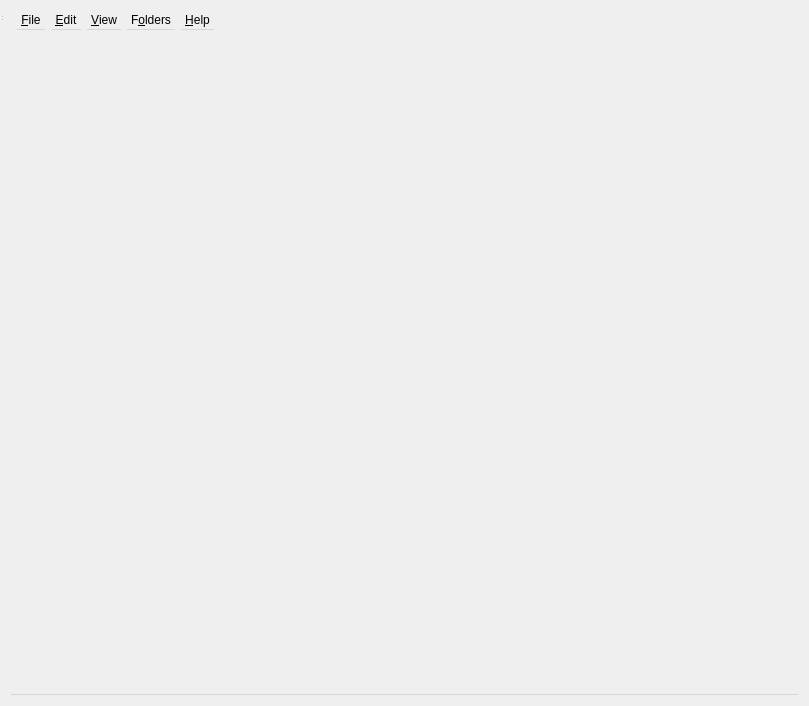
Before: the Qt Designer form src/instance.ui in xgui4/LCE-Qt-Launcher, drawn with Qt 5.
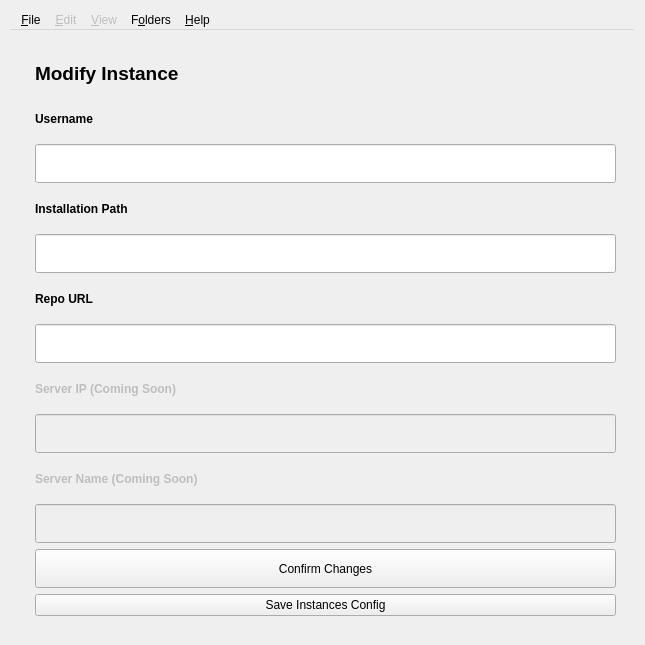
After: the same form once the commit is applied. Icons and pictures are not drawn.

Commit message: updated instance editor and menu

Diff of the .ui file:
```diff
--- a/src/instance.ui
+++ b/src/instance.ui
@@ -6,8 +6,8 @@
    <rect>
     <x>0</x>
     <y>0</y>
-    <width>809</width>
-    <height>706</height>
+    <width>645</width>
+    <height>645</height>
    </rect>
   </property>
   <property name="windowTitle">
@@ -18,7 +18,7 @@
     <normaloff>:/assets/app.ico</normaloff>:/assets/app.ico</iconset>
   </property>
   <layout class="QGridLayout" name="gridLayout">
-   <item row="0" column="0">
+   <item row="0" column="0" colspan="2">
     <widget class="QMenuBar" name="menuBar">
      <widget class="QMenu" name="fileMenu">
       <property name="title">
@@ -44,6 +44,9 @@
       <addaction name="actionCloseWindow"/>
      </widget>
      <widget class="QMenu" name="editMenu">
+      <property name="enabled">
+       <bool>false</bool>
+      </property>
       <property name="title">
        <string>&amp;Edit</string>
       </property>
@@ -53,6 +56,9 @@
       <addaction name="actionUndoTrashInstance"/>
      </widget>
      <widget class="QMenu" name="viewMenu">
+      <property name="enabled">
+       <bool>false</bool>
+      </property>
       <property name="title">
        <string>&amp;View</string>
       </property>
@@ -104,44 +110,192 @@
      <addaction name="helpMenu"/>
     </widget>
    </item>
+   <item row="1" column="1">
+    <widget class="QWidget" name="ModifyInstance" native="true">
+     <property name="sizePolicy">
+      <sizepolicy hsizetype="Expanding" vsizetype="Expanding">
+       <horstretch>1</horstretch>
+       <verstretch>1</verstretch>
+      </sizepolicy>
+     </property>
+     <layout class="QHBoxLayout" name="horizontalLayout_3">
+      <item>
+       <widget class="QFrame" name="mdoifyInstanceFrame_2">
+        <property name="sizePolicy">
+         <sizepolicy hsizetype="Expanding" vsizetype="Expanding">
+          <horstretch>1</horstretch>
+          <verstretch>1</verstretch>
+         </sizepolicy>
+        </property>
+        <layout class="QVBoxLayout" name="verticalLayout">
+         <item>
+          <widget class="QLabel" name="modifyInstancSectionLabel_2">
+           <property name="font">
+            <font>
+             <pointsize>14</pointsize>
+             <bold>true</bold>
+            </font>
+           </property>
+           <property name="text">
+            <string>Modify Instance</string>
+           </property>
+          </widget>
+         </item>
+         <item>
+          <widget class="QLabel" name="usernameInputBoxLabel_2">
+           <property name="sizePolicy">
+            <sizepolicy hsizetype="Preferred" vsizetype="Preferred">
+             <horstretch>0</horstretch>
+             <verstretch>0</verstretch>
+            </sizepolicy>
+           </property>
+           <property name="font">
+            <font>
+             <bold>true</bold>
+            </font>
+           </property>
+           <property name="text">
+            <string>Username</string>
+           </property>
+          </widget>
+         </item>
+         <item>
+          <widget class="QLineEdit" name="usernameInputBox_2">
+           <property name="sizePolicy">
+            <sizepolicy hsizetype="Preferred" vsizetype="Preferred">
+             <horstretch>0</horstretch>
+             <verstretch>0</verstretch>
+            </sizepolicy>
+           </property>
+          </widget>
+         </item>
+         <item>
+          <widget class="QLabel" name="pathInputBoxLabel_2">
+           <property name="font">
+            <font>
+             <bold>true</bold>
+            </font>
+           </property>
+           <property name="text">
+            <string>Installation Path</string>
+           </property>
+          </widget>
+         </item>
+         <item>
+          <widget class="QLineEdit" name="pathInputBox_2">
+           <property name="sizePolicy">
+            <sizepolicy hsizetype="Preferred" vsizetype="Preferred">
+             <horstretch>0</horstretch>
+             <verstretch>0</verstretch>
+            </sizepolicy>
+           </property>
+          </widget>
+         </item>
+         <item>
+          <widget class="QLabel" name="repoURKLabel_2">
+           <property name="font">
+            <font>
+             <bold>true</bold>
+            </font>
+           </property>
+           <property name="text">
+            <string>Repo URL</string>
+           </property>
+          </widget>
+         </item>
+         <item>
+          <widget class="QLineEdit" name="repoURLInputBox_2">
+           <property name="sizePolicy">
+            <sizepolicy hsizetype="Preferred" vsizetype="Preferred">
+             <horstretch>0</horstretch>
+             <verstretch>0</verstretch>
+            </sizepolicy>
+           </property>
+          </widget>
+         </item>
+         <item>
+          <widget class="QLabel" name="serverIPInputBoxLabel_2">
+           <property name="enabled">
+            <bool>false</bool>
+           </property>
+           <property name="font">
+            <font>
+             <bold>true</bold>
+            </font>
+           </property>
+           <property name="text">
+            <string>Server IP (Coming Soon)</string>
+           </property>
+          </widget>
+         </item>
+         <item>
+          <widget class="QLineEdit" name="serverIPInputBox_2">
+           <property name="enabled">
+            <bool>false</bool>
+           </property>
+           <property name="sizePolicy">
+            <sizepolicy hsizetype="Preferred" vsizetype="Preferred">
+             <horstretch>0</horstretch>
+             <verstretch>0</verstretch>
+            </sizepolicy>
+           </property>
+          </widget>
+         </item>
+         <item>
+          <widget class="QLabel" name="serverNameInputBoxLabel_2">
+           <property name="enabled">
+            <bool>false</bool>
+           </property>
+           <property name="font">
+            <font>
+             <bold>true</bold>
+            </font>
+           </property>
+           <property name="text">
+            <string>Server Name (Coming Soon)</string>
+           </property>
+          </widget>
+         </item>
+         <item>
+          <widget class="QLineEdit" name="serverNameInputBox_2">
+           <property name="enabled">
+            <bool>false</bool>
+           </property>
+           <property name="sizePolicy">
+            <sizepolicy hsizetype="Preferred" vsizetype="Preferred">
+             <horstretch>0</horstretch>
+             <verstretch>0</verstretch>
+            </sizepolicy>
+           </property>
+          </widget>
+         </item>
+         <item>
+          <widget class="QPushButton" name="confirmChangesButton_2">
+           <property name="sizePolicy">
+            <sizepolicy hsizetype="Preferred" vsizetype="Preferred">
+             <horstretch>0</horstretch>
+             <verstretch>0</verstretch>
+            </sizepolicy>
+           </property>
+           <property name="text">
+            <string>Confirm Changes</string>
+           </property>
+          </widget>
+         </item>
+         <item>
+          <widget class="QPushButton" name="savetInstanceButton_2">
+           <property name="text">
+            <string>Save Instances Config</string>
+           </property>
+          </widget>
+         </item>
+        </layout>
+       </widget>
+      </item>
+     </layout>
+    </widget>
+   </item>
   </layout>
-  <widget class="QWidget" name="centralWidget">
-   <property name="geometry">
-    <rect>
-     <x>0</x>
-     <y>0</y>
-     <width>2</width>
-     <height>2</height>
-    </rect>
-   </property>
-   <layout class="QHBoxLayout" name="horizontalLayout">
-    <property name="spacing">
-     <number>0</number>
-    </property>
-    <property name="leftMargin">
-     <number>0</number>
-    </property>
-    <property name="topMargin">
-     <number>0</number>
-    </property>
-    <property name="rightMargin">
-     <number>0</number>
-    </property>
-    <property name="bottomMargin">
-     <number>0</number>
-    </property>
-   </layout>
-  </widget>
-  <widget class="QStatusBar" name="statusBar">
-   <property name="geometry">
-    <rect>
-     <x>0</x>
-     <y>0</y>
-     <width>3</width>
-     <height>22</height>
-    </rect>
-   </property>
-  </widget>
   <action name="actionMoreNews">
    <property name="icon">
     <iconset theme="news"/>
```
Left out of the diff: 37 changed lines with no effect on the pictures. The commit also changes 7 other files.
